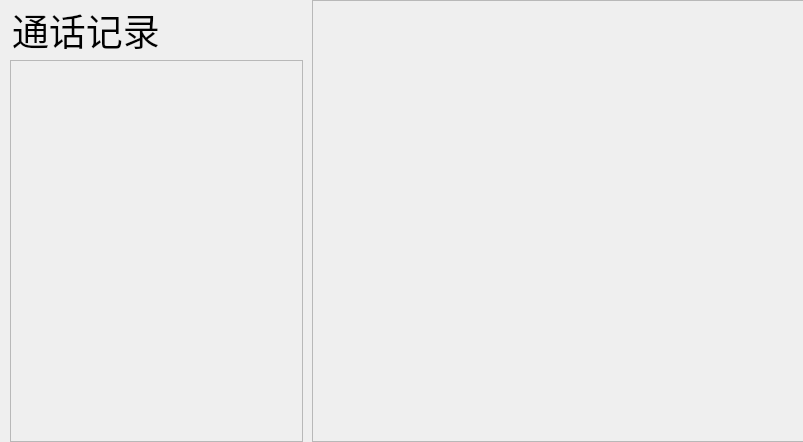
Qt form 课设/DataBaseSystemCurriculumDesign/DataBaseSystemCurriculumDesign/Resources/RecordsWidget.ui (fuookami/DatabaseSystemCurriculumDesign) before a commit.
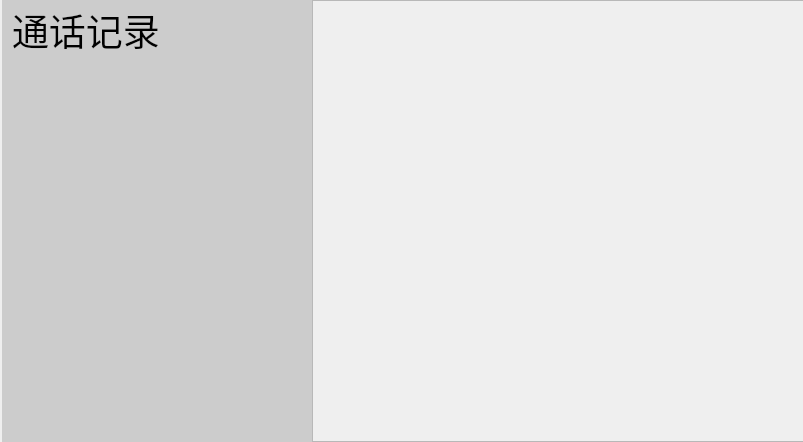
The same form after that commit.

Diff of the .ui file:
```diff
--- a/课设/DataBaseSystemCurriculumDesign/DataBaseSystemCurriculumDesign/Resources/RecordsWidget.ui
+++ b/课设/DataBaseSystemCurriculumDesign/DataBaseSystemCurriculumDesign/Resources/RecordsWidget.ui
@@ -22,6 +22,12 @@
      <height>442</height>
     </rect>
    </property>
+   <property name="autoFillBackground">
+    <bool>true</bool>
+   </property>
+   <property name="styleSheet">
+    <string notr="true">background-color: rgb(204, 204, 204);</string>
+   </property>
    <property name="text">
     <string/>
    </property>
@@ -80,6 +86,10 @@
      <height>382</height>
     </rect>
    </property>
+   <property name="styleSheet">
+    <string notr="true">background-color: rgba(255, 255, 255, 0);
+border: none;</string>
+   </property>
    <property name="verticalScrollBarPolicy">
     <enum>Qt::ScrollBarAsNeeded</enum>
    </property>
@@ -91,8 +101,8 @@
      <rect>
       <x>0</x>
       <y>0</y>
-      <width>291</width>
-      <height>380</height>
+      <width>293</width>
+      <height>382</height>
      </rect>
     </property>
    </widget>
```
